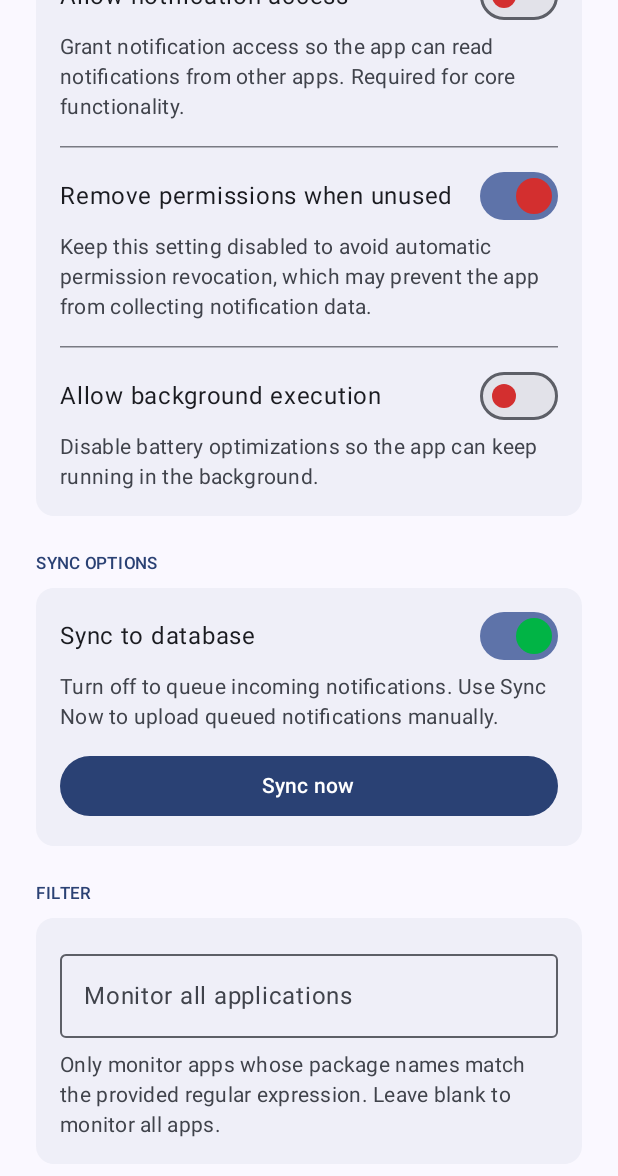
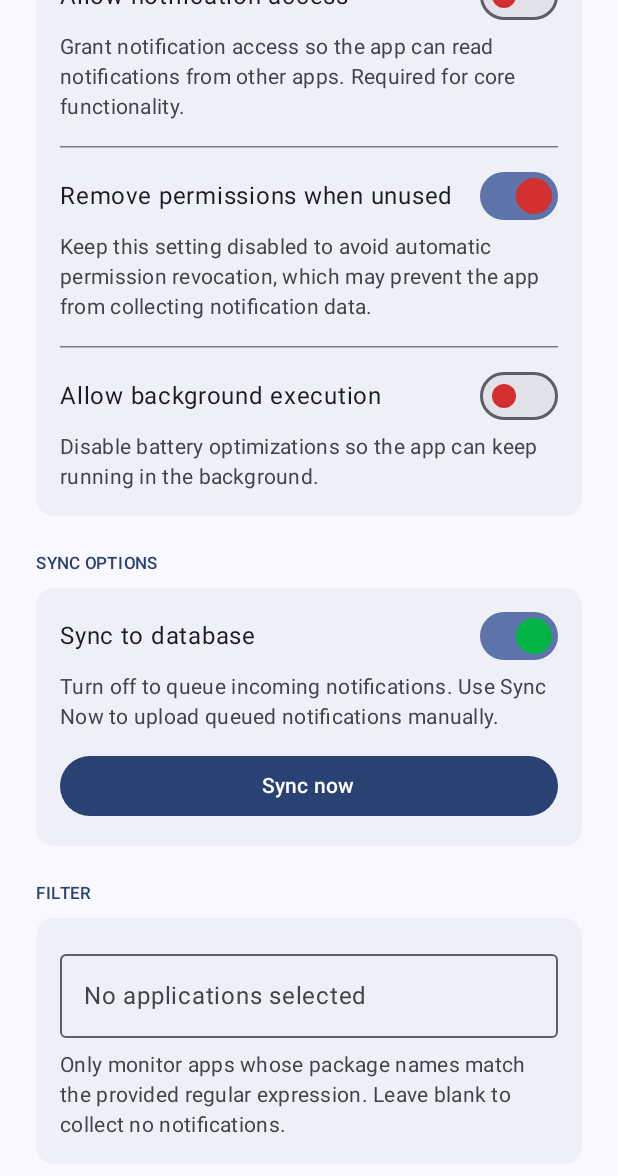
Before and after one commit to rudro-kalix/android-notification-listener-main, an Android app built with Jetpack Compose: the composable SettingsScreen shown on its own in the app's theme, scrolled down 162 dp, on a phone screen of 412 x 824 dp. Shown: the top 1176 px of the screen. Run offline under Robolectric (Android 15) with nearby library versions, the light colour scheme and no system bars; 3 statements that could not run were skipped.

Commit message:
Harden payment collection privacy

```diff
--- a/app/src/main/AndroidManifest.xml
+++ b/app/src/main/AndroidManifest.xml
@@ -17,7 +17,7 @@
     <uses-permission android:name="android.permission.REQUEST_IGNORE_BATTERY_OPTIMIZATIONS" />
 
     <application
-        android:allowBackup="true"
+        android:allowBackup="false"
         android:theme="@style/Theme.AndroidNotificationListener">
 
         <activity
--- a/app/src/main/java/ee/kytt/androidnotificationlistener/service/SmsReceiver.kt
+++ b/app/src/main/java/ee/kytt/androidnotificationlistener/service/SmsReceiver.kt
@@ -67,7 +67,6 @@ class SmsReceiver : BroadcastReceiver() {
                 "provider" to senderRaw,
                 "amount" to amount,
                 "transactionId" to transactionId,
-                "text" to body,
                 "timestamp" to timestamp,
                 "smsApp" to defaultSmsApp
             )
--- a/app/src/main/res/values/strings.xml
+++ b/app/src/main/res/values/strings.xml
@@ -12,8 +12,8 @@
     <string name="allow_background_title">Allow background execution</string>
     <string name="allow_background_description">Disable battery optimizations so the app can keep running in the background.</string>
     <string name="monitor_matching_apps">Monitor matching applications</string>
-    <string name="monitor_all_apps">Monitor all applications</string>
-    <string name="monitor_matching_apps_description">Only monitor apps whose package names match the provided regular expression. Leave blank to monitor all apps.</string>
+    <string name="monitor_all_apps">No applications selected</string>
+    <string name="monitor_matching_apps_description">Only monitor apps whose package names match the provided regular expression. Leave blank to collect no notifications.</string>
     <string name="sync_options_title">Sync options</string>
     <string name="sync_enabled_title">Sync to database</string>
     <string name="sync_enabled_description">Turn off to queue incoming notifications. Use Sync Now to upload queued notifications manually.</string>
--- a/build.gradle.kts
+++ b/build.gradle.kts
@@ -1,6 +1,6 @@
 // Top-level build file where you can add configuration options common to all sub-projects/modules.
 plugins {
-    alias(libs.plugins.google.services)
+    alias(libs.plugins.google.services) apply false
     alias(libs.plugins.android.application) apply false
     alias(libs.plugins.kotlin.android) apply false
     alias(libs.plugins.kotlin.compose) apply false
```
Also changed, not shown: app/build.gradle.kts (+8 -1 lines), app/src/main/java/ee/kytt/androidnotificationlistener/service/NotificationListener.kt (+9 -5 lines), 4 other files.
